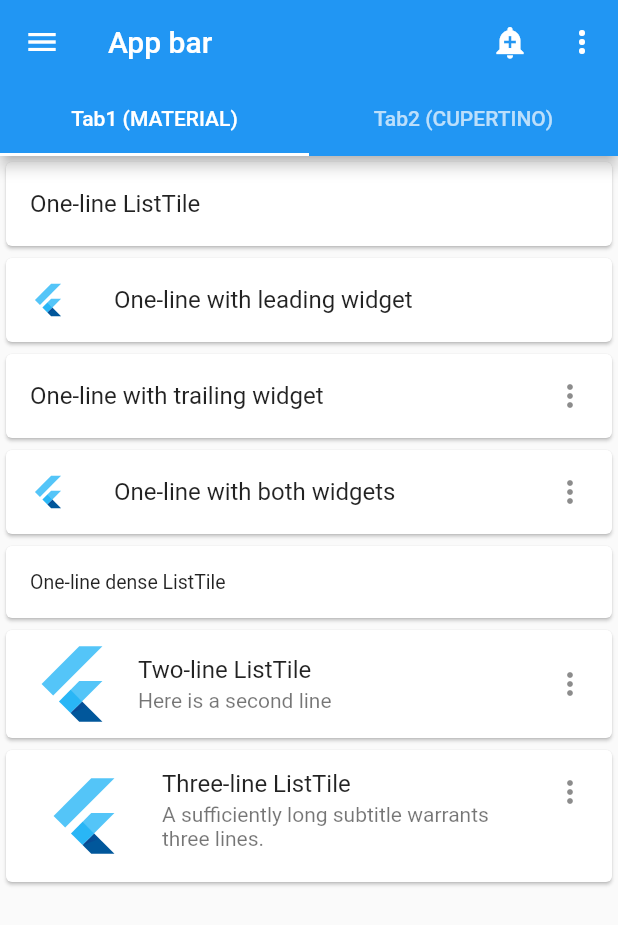
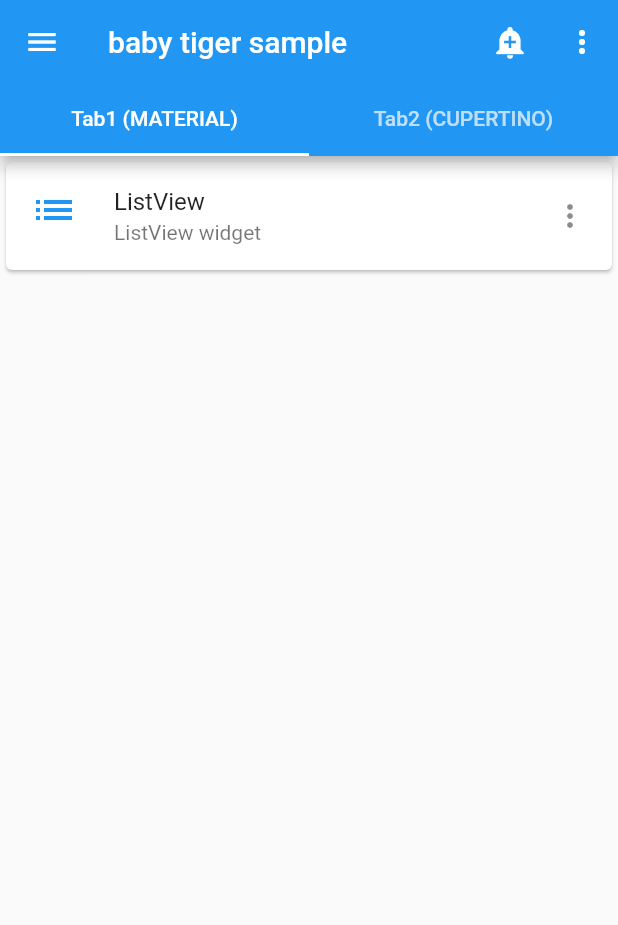
Before and after one commit to BabyTigerDaddy/baby_tiger_sample, a Flutter app: the screen it shows after launch, on a phone screen of 412 x 824 dp. Shown: the top 925 px of the screen. Run offline on Flutter 3.47's test engine with Material 2 defaults, Android fonts, the phone set to English and light mode, and no system bars.

Commit message:
Create ListView 1. Add ListView Card in material_screen.dart 2. Add listview_page.dart.

```diff
--- a/lib/screens/main_screen.dart
+++ b/lib/screens/main_screen.dart
@@ -17,7 +17,7 @@ class MainScreen extends StatelessWidget {
               icon: const Icon(Icons.menu),
               onPressed: () {},
             ),
-            title: const Text('App bar'),
+            title: const Text('baby tiger sample'),
             actions: [
               IconButton(
                 icon: const Icon(Icons.add_alert),
--- a/lib/screens/material_screen.dart
+++ b/lib/screens/material_screen.dart
@@ -1,5 +1,6 @@
 import 'dart:io';
 
+import 'package:baby_tiger_sample/screens/widgets/listview_page.dart';
 import 'package:flutter/foundation.dart';
 import 'package:flutter/material.dart';
 import 'package:baby_tiger_sample/screens/main_screen.dart';
@@ -15,8 +16,25 @@ class _MaterialScreen extends State<MaterialScreen> {
 
   @override
   Widget build(BuildContext context) {
+
     return ListView(
-      children: const <Widget>[
+      children: <Widget>[
+        Card(
+          child: ListTile(
+            leading: const Icon(
+              Icons.list,
+              color: Colors.blue,
+              size: 32.0,
+            ),
+            title: const Text('ListView'),
+            subtitle: const Text('ListView widget'),
+            trailing: const Icon(Icons.more_vert),
+            onTap: () {
+              Navigator.of(context).push(MaterialPageRoute(builder: (context) => const ListViewPage()));
+            },
+          ),
+        ),
+        /*
         Card(child: ListTile(title: Text('One-line ListTile'))),
         Card(
           child: ListTile(
@@ -62,6 +80,7 @@ class _MaterialScreen extends State<MaterialScreen> {
             isThreeLine: true,
           ),
         ),
+         */
       ],
     );
   }
```
Also changed, not shown: lib/screens/widgets/listview_page.dart (added, +73 -0 lines).
